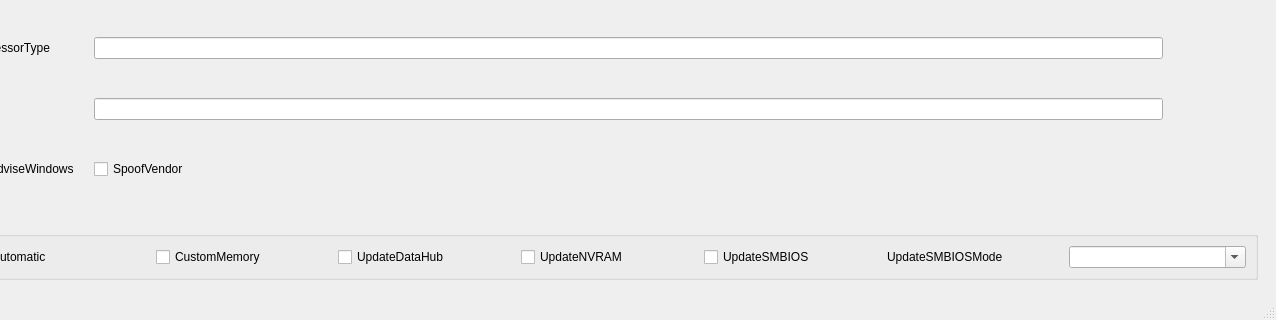
Before: the Qt Designer form mainwindow.ui in ic005k/OCAuxiliaryTools, drawn with Qt 5; both pictures show x 83 to 1359 and y 401 to 721 of the 1359 by 721 pixel window.
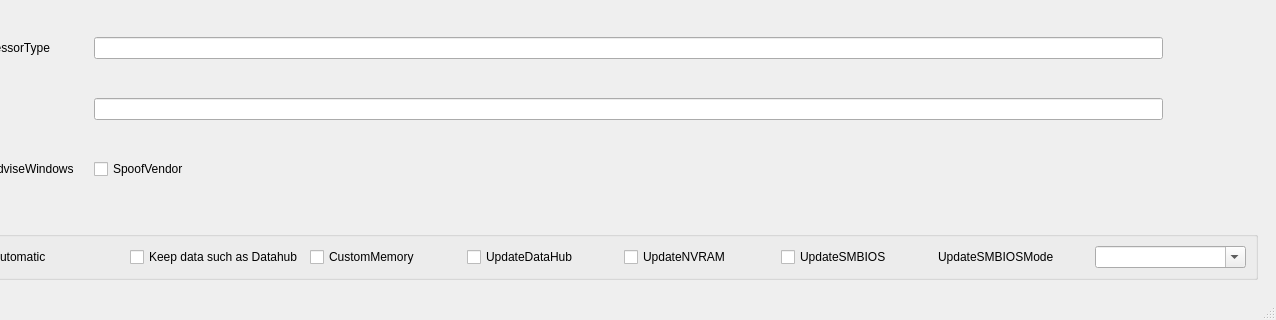
After: the same form once the commit is applied. The open tabs and pages were chosen to show the change. Icons and pictures are not drawn.

What changed in the file:
```diff
--- a/mainwindow.ui
+++ b/mainwindow.ui
@@ -5144,6 +5144,19 @@
             </widget>
            </item>
            <item row="0" column="1">
+            <widget class="QCheckBox" name="chkSaveDataHub">
+             <property name="toolTip">
+              <string>Whether to keep data such as Datahub when selecting Automatic</string>
+             </property>
+             <property name="statusTip">
+              <string>Whether to keep data such as Datahub when selecting Automatic</string>
+             </property>
+             <property name="text">
+              <string>Keep data such as Datahub</string>
+             </property>
+            </widget>
+           </item>
+           <item row="0" column="2">
             <widget class="QCheckBox" name="chkCustomMemory">
              <property name="toolTip">
               <string>Use custom memory configuration defined in the Memory section. This completely replaces any
@@ -5158,7 +5171,7 @@
              </property>
             </widget>
            </item>
-           <item row="0" column="2">
+           <item row="0" column="3">
             <widget class="QCheckBox" name="chkUpdateDataHub">
              <property name="toolTip">
               <string>Update Data Hub fields. These fields are read from Generic or DataHub sections depending on
@@ -5173,7 +5186,7 @@
              </property>
             </widget>
            </item>
-           <item row="0" column="3">
+           <item row="0" column="4">
             <widget class="QCheckBox" name="chkUpdateNVRAM">
              <property name="toolTip">
               <string>These fields are read from Generic or PlatformNVRAM sections depending on Automatic value. All the other
@@ -5189,7 +5202,7 @@
              </property>
             </widget>
            </item>
-           <item row="0" column="4">
+           <item row="0" column="5">
             <widget class="QCheckBox" name="chkUpdateSMBIOS">
              <property name="toolTip">
               <string>Update SMBIOS fields. These fields are read from Generic or SMBIOS sections depending on
@@ -5204,7 +5217,7 @@
              </property>
             </widget>
            </item>
-           <item row="0" column="5">
+           <item row="0" column="6">
             <widget class="QLabel" name="label_22">
              <property name="toolTip">
               <string>• TryOverwrite — Overwrite if new size is &lt;= than the page-aligned original and there are no issues with
@@ -5228,7 +5241,7 @@
              </property>
             </widget>
            </item>
-           <item row="0" column="6">
+           <item row="0" column="7">
             <widget class="QComboBox" name="cboxUpdateSMBIOSMode">
              <property name="editable">
               <bool>true</bool>
```
Left out of the diff: 4 changed lines with no effect on the pictures.
